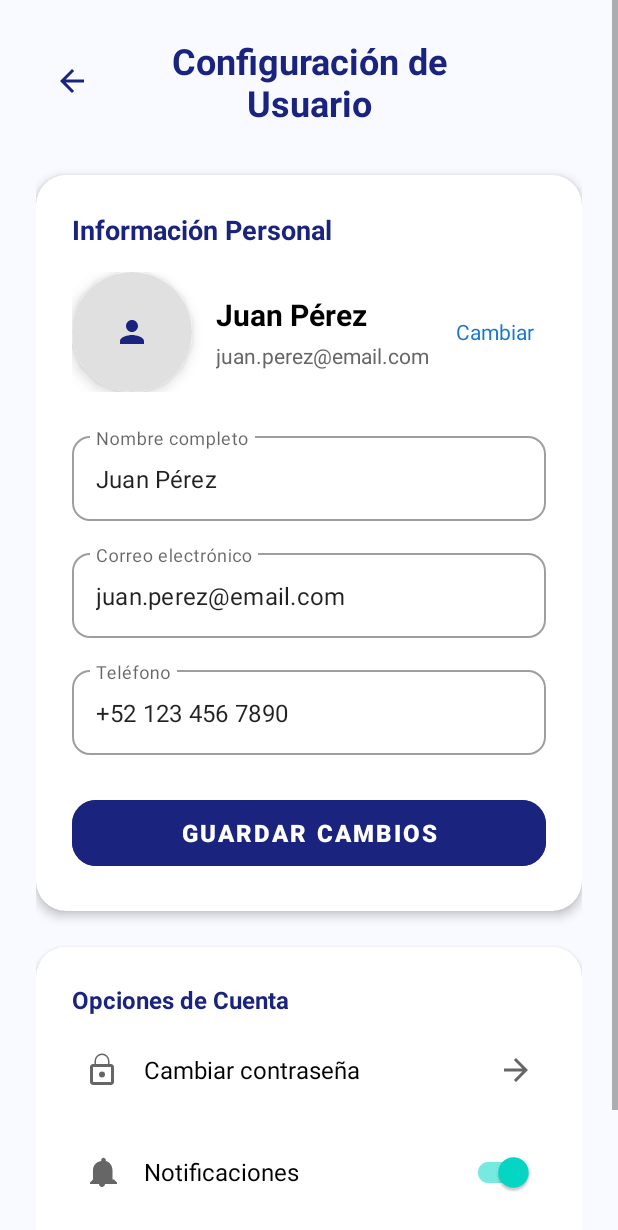
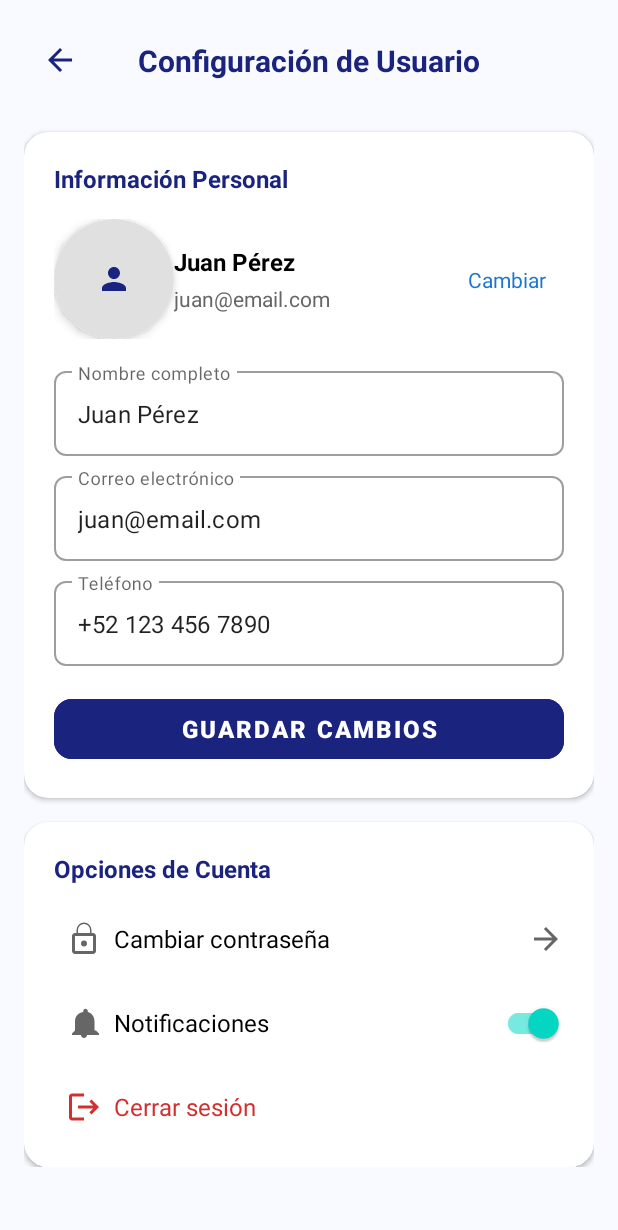
Before and after one commit to UP220425/plakass, an Android app built with Jetpack Compose: the UserSettingsFragment screen opened through its navigation route, on a phone screen of 412 x 824 dp. Shown: the top 1230 px of the screen. Run offline under Robolectric (Android 15) with nearby library versions, the phone set to English and light mode, and no system bars.

Commit message:
Profile terminado

```diff
--- a/app/src/main/java/PlateRecognitionApp/plakass/ui/profile/UserSettingsFragment.kt
+++ b/app/src/main/java/PlateRecognitionApp/plakass/ui/profile/UserSettingsFragment.kt
@@ -37,10 +37,10 @@ class UserSettingsFragment : Fragment() {
         }
 
         // Cambiar foto de perfil
-        binding.tvChangePhoto.setOnClickListener {
+        //binding.tvChangePhoto.setOnClickListener {
             // Aquí puedes implementar la lógica para cambiar la foto
-            showMessage("Funcionalidad para cambiar foto en desarrollo")
-        }
+            //showMessage("Funcionalidad para cambiar foto en desarrollo")
+        //}
 
         // Guardar cambios del perfil
         binding.btnSaveProfile.setOnClickListener {
@@ -62,9 +62,9 @@ class UserSettingsFragment : Fragment() {
         // Aquí cargarías los datos reales del usuario
         // Por ahora usamos datos de ejemplo
         binding.tvUserName.text = "Juan Pérez"
-        binding.tvUserEmail.text = "juan.perez@email.com"
+        binding.tvUserEmail.text = "juan@email.com"
         binding.etFullName.setText("Juan Pérez")
-        binding.etEmail.setText("juan.perez@email.com")
+        binding.etEmail.setText("juan@email.com")
         binding.etPhone.setText("+52 123 456 7890")
     }
 
--- a/app/src/main/res/layout/fragment_home.xml
+++ b/app/src/main/res/layout/fragment_home.xml
@@ -238,7 +238,7 @@
                         android:layout_width="wrap_content"
                         android:layout_height="wrap_content"
                         android:text="Ingresar al estacionamiento"
-                        android:textSize="12sp"
+                        android:textSize="10sp"
                         android:textColor="#666666"
                         android:layout_marginTop="4dp" />
 
--- a/app/src/main/res/layout/fragment_user_settings.xml
+++ b/app/src/main/res/layout/fragment_user_settings.xml
@@ -12,79 +12,90 @@
         android:layout_width="match_parent"
         android:layout_height="wrap_content"
         android:orientation="vertical"
-        android:padding="24dp">
+        android:padding="@dimen/screen_padding">
 
-        <!-- HEADER -->
-        <LinearLayout
+        <!-- HEADER RESPONSIVE -->
+        <androidx.constraintlayout.widget.ConstraintLayout
             android:layout_width="match_parent"
             android:layout_height="wrap_content"
-            android:orientation="horizontal"
-            android:gravity="center_vertical"
-            android:layout_marginBottom="32dp">
+            android:layout_marginBottom="@dimen/large_margin">
 
             <ImageView
                 android:id="@+id/ivBack"
-                android:layout_width="48dp"
-                android:layout_height="48dp"
+                android:layout_width="@dimen/icon_size_large"
+                android:layout_height="@dimen/icon_size_large"
                 android:src="@drawable/ic_arrow_back"
                 android:tint="#1A237E"
                 android:background="?attr/selectableItemBackgroundBorderless"
                 android:clickable="true"
                 android:focusable="true"
-                android:padding="12dp" />
+                android:padding="@dimen/icon_padding"
+                app:layout_constraintStart_toStartOf="parent"
+                app:layout_constraintTop_toTopOf="parent"
+                app:layout_constraintBottom_toBottomOf="parent" />
 
             <TextView
+                android:id="@+id/tvTitle"
                 android:layout_width="0dp"
                 android:layout_height="wrap_content"
-                android:layout_weight="1"
                 android:text="Configuración de Usuario"
-                android:textSize="24sp"
+                android:textSize="@dimen/text_large"
                 android:textStyle="bold"
                 android:textColor="#1A237E"
-                android:gravity="center" />
+                android:gravity="center"
+                app:layout_constraintStart_toEndOf="@id/ivBack"
+                app:layout_constraintEnd_toStartOf="@+id/guideline_end"
+                app:layout_constraintTop_toTopOf="parent"
+                app:layout_constraintBottom_toBottomOf="parent" />
 
-            <View
-                android:layout_width="48dp"
-                android:layout_height="48dp" />
+            <androidx.constraintlayout.widget.Guideline
+                android:id="@+id/guideline_end"
+                android:layout_width="wrap_content"
+                android:layout_height="wrap_content"
+                android:orientation="vertical"
+                app:layout_constraintGuide_begin="331dp" />
 
-        </LinearLayout>
+        </androidx.constraintlayout.widget.ConstraintLayout>
 
-        <!-- TARJETA DE PERFIL -->
+        <!-- TARJETA DE PERFIL RESPONSIVE -->
         <com.google.android.material.card.MaterialCardView
             android:layout_width="match_parent"
             android:layout_height="wrap_content"
-            android:layout_marginBottom="24dp"
-            app:cardCornerRadius="20dp"
-            app:cardElevation="4dp">
+            android:layout_marginBottom="@dimen/medium_margin"
+            app:cardCornerRadius="@dimen/card_corner_radius"
+            app:cardElevation="@dimen/card_elevation">
 
             <LinearLayout
                 android:layout_width="match_parent"
                 android:layout_height="wrap_content"
                 android:orientation="vertical"
-                android:padding="24dp">
+                android:padding="@dimen/card_padding">
 
                 <TextView
                     android:layout_width="wrap_content"
                     android:layout_height="wrap_content"
                     android:text="Información Personal"
-                    android:textSize="18sp"
+                    android:textSize="@dimen/text_medium"
                     android:textStyle="bold"
                     android:textColor="#1A237E"
-                    android:layout_marginBottom="16dp" />
+                    android:layout_marginBottom="@dimen/medium_margin" />
 
-                <!-- FOTO DE PERFIL -->
-                <LinearLayout
+                <!-- SECCIÓN DE PERFIL RESPONSIVE -->
+                <androidx.constraintlayout.widget.ConstraintLayout
                     android:layout_width="match_parent"
                     android:layout_height="wrap_content"
-                    android:orientation="horizontal"
-                    android:gravity="center_vertical"
-                    android:layout_marginBottom="24dp">
+                    android:layout_marginBottom="@dimen/medium_margin">
 
+                    <!-- Avatar -->
                     <com.google.android.material.card.MaterialCardView
-                        android:layout_width="80dp"
-                        android:layout_height="80dp"
-                        app:cardCornerRadius="40dp"
-                        app:cardElevation="6dp">
+                        android:id="@+id/cardAvatar"
+                        android:layout_width="@dimen/avatar_size"
+                        android:layout_height="@dimen/avatar_size"
+                        app:cardCornerRadius="@dimen/avatar_corner_radius"
+                        app:cardElevation="@dimen/avatar_elevation"
+                        app:layout_constraintStart_toStartOf="parent"
+                        app:layout_constraintTop_toTopOf="parent"
+                        app:layout_constraintBottom_toBottomOf="parent">
 
                         <ImageView
                             android:id="@+id/ivProfilePicture"
@@ -92,71 +103,87 @@
                             android:layout_height="match_parent"
                             android:src="@drawable/ic_person"
                             android:scaleType="centerInside"
-                            android:padding="20dp"
+                            android:padding="@dimen/avatar_padding"
                             android:tint="#1A237E"
                             android:background="@drawable/circle_bg" />
 
                     </com.google.android.material.card.MaterialCardView>
 
+                    <!-- Información del usuario -->
                     <LinearLayout
+                        android:id="@+id/layoutUserInfo"
                         android:layout_width="0dp"
                         android:layout_height="wrap_content"
-                        android:layout_weight="1"
                         android:orientation="vertical"
-                        android:paddingStart="16dp">
+                        android:paddingEnd="@dimen/small_margin"
+                        app:layout_constraintStart_toEndOf="@id/cardAvatar"
+                        app:layout_constraintEnd_toStartOf="@+id/btnChangePhoto"
+                        app:layout_constraintTop_toTopOf="parent"
+                        app:layout_constraintBottom_toBottomOf="parent">
 
                         <TextView
                             android:id="@+id/tvUserName"
-                            android:layout_width="wrap_content"
+                            android:layout_width="match_parent"
                             android:layout_height="wrap_content"
-                            android:text="Usuario"
-                            android:textSize="20sp"
+                            android:text="Juan Pérez"
+                            android:textSize="@dimen/text_medium"
                             android:textStyle="bold"
-                            android:textColor="#000000" />
+                            android:textColor="#000000"
+                            android:ellipsize="end"
+                            android:maxLines="1" />
 
                         <TextView
                             android:id="@+id/tvUserEmail"
-                            android:layout_width="wrap_content"
+                            android:layout_width="match_parent"
                             android:layout_height="wrap_content"
-                            android:text="usuario@ejemplo.com"
-                            android:textSize="14sp"
+                            android:text="juan.perez@email.com"
+                            android:textSize="@dimen/text_small"
                             android:textColor="#666666"
-                            android:layout_marginTop="4dp" />
+                            android:layout_marginTop="@dimen/tiny_margin"
+                            android:ellipsize="end"
+                            android:maxLines="2"
+                            android:lineSpacingExtra="2dp" />
 
                     </LinearLayout>
 
+                    <!-- Botón Cambiar -->
                     <TextView
-                        android:id="@+id/tvChangePhoto"
+                        android:id="@+id/btnChangePhoto"
                         android:layout_width="wrap_content"
                         android:layout_height="wrap_content"
                         android:text="Cambiar"
-                        android:textSize="14sp"
+                        android:textSize="@dimen/text_small"
                         android:textColor="#1976D2"
                         android:background="?attr/selectableItemBackground"
                         android:clickable="true"
                         android:focusable="true"
-                        android:padding="8dp" />
+                        android:paddingVertical="@dimen/button_padding_vertical"
+                        android:paddingHorizontal="@dimen/button_padding_horizontal"
+                        app:layout_constraintEnd_toEndOf="parent"
+                        app:layout_constraintTop_toTopOf="parent"
+                        app:layout_constraintBottom_toBottomOf="parent" />
 
-                </LinearLayout>
+                </androidx.constraintlayout.widget.ConstraintLayout>
 
-                <!-- FORMULARIO -->
+                <!-- FORMULARIO RESPONSIVE -->
                 <com.google.android.material.textfield.TextInputLayout
                     style="@style/Widget.MaterialComponents.TextInputLayout.OutlinedBox"
                     android:layout_width="match_parent"
                     android:layout_height="wrap_content"
-                    android:layout_marginBottom="16dp"
+                    android:layout_marginBottom="@dimen/small_margin"
                     android:hint="Nombre completo"
-                    app:boxCornerRadiusTopStart="12dp"
-                    app:boxCornerRadiusTopEnd="12dp"
-                    app:boxCornerRadiusBottomStart="12dp"
-                    app:boxCornerRadiusBottomEnd="12dp">
+                    app:boxCornerRadiusTopStart="@dimen/input_corner_radius"
+                    app:boxCornerRadiusTopEnd="@dimen/input_corner_radius"
+                    app:boxCornerRadiusBottomStart="@dimen/input_corner_radius"
+                    app:boxCornerRadiusBottomEnd="@dimen/input_corner_radius">
 
                     <com.google.android.material.textfield.TextInputEditText
                         android:id="@+id/etFullName"
                         android:layout_width="match_parent"
                         android:layout_height="wrap_content"
                         android:inputType="textPersonName"
-                        android:singleLine="true" />
+                        android:singleLine="true"
+                        android:text="Juan Pérez" />
 
                 </com.google.android.material.textfield.TextInputLayout>
 
@@ -164,19 +191,20 @@
                     style="@style/Widget.MaterialComponents.TextInputLayout.OutlinedBox"
                     android:layout_width="match_parent"
                     android:layout_height="wrap_content"
-                    android:layout_marginBottom="16dp"
+                    android:layout_marginBottom="@dimen/small_margin"
                     android:hint="Correo electrónico"
-                    app:boxCornerRadiusTopStart="12dp"
-                    app:boxCornerRadiusTopEnd="12dp"
-                    app:boxCornerRadiusBottomStart="12dp"
-                    app:boxCornerRadiusBottomEnd="12dp">
+                    app:boxCornerRadiusTopStart="@dimen/input_corner_radius"
+                    app:boxCornerRadiusTopEnd="@dimen/input_corner_radius"
+                    app:boxCornerRadiusBottomStart="@dimen/input_corner_radius"
+                    app:boxCornerRadiusBottomEnd="@dimen/input_corner_radius">
 
                     <com.google.android.material.textfield.TextInputEditText
                         android:id="@+id/etEmail"
                         android:layout_width="match_parent"
                         android:layout_height="wrap_content"
                         android:inputType="textEmailAddress"
-                        android:singleLine="true" />
+                        android:singleLine="true"
+                        android:text="juan.perez@email.com" />
 
                 </com.google.android.material.textfield.TextInputLayout>
 
@@ -184,90 +212,92 @@
                     style="@style/Widget.MaterialComponents.TextInputLayout.OutlinedBox"
                     android:layout_width="match_parent"
                     android:layout_height="wrap_content"
-                    android:layout_marginBottom="24dp"
+                    android:layout_marginBottom="@dimen/medium_margin"
                     android:hint="Teléfono"
-                    app:boxCornerRadiusTopStart="12dp"
-                    app:boxCornerRadiusTopEnd="12dp"
-                    app:boxCornerRadiusBottomStart="12dp"
-                    app:boxCornerRadiusBottomEnd="12dp">
+                    app:boxCornerRadiusTopStart="@dimen/input_corner_radius"
+                    app:boxCornerRadiusTopEnd="@dimen/input_corner_radius"
+                    app:boxCornerRadiusBottomStart="@dimen/input_corner_radius"
+                    app:boxCornerRadiusBottomEnd="@dimen/input_corner_radius">
 
                     <com.google.android.material.textfield.TextInputEditText
                         android:id="@+id/etPhone"
                         android:layout_width="match_parent"
                         android:layout_height="wrap_content"
                         android:inputType="phone"
-                        android:singleLine="true" />
+                        android:singleLine="true"
+                        android:text="+52 123 456 7890" />
 
                 </com.google.android.material.textfield.TextInputLayout>
 
                 <Button
                     android:id="@+id/btnSaveProfile"
                     android:layout_width="match_parent"
-                    android:layout_height="56dp"
+                    android:layout_height="@dimen/button_height"
                     android:text="Guardar Cambios"
-                    android:textSize="16sp"
+                    android:textSize="@dimen/text_medium"
                     android:textStyle="bold"
                     android:backgroundTint="#1A237E"
                     android:textColor="#FFFFFF"
                     android:stateListAnimator="@null"
-                    app:cornerRadius="16dp" />
+                    app:cornerRadius="@dimen/button_corner_radius" />
 
             </LinearLayout>
 
         </com.google.android.material.card.MaterialCardView>
 
-        <!-- OPCIONES DE CUENTA -->
+        <!-- OPCIONES DE CUENTA RESPONSIVE -->
         <com.google.android.material.card.MaterialCardView
             android:layout_width="match_parent"
             android:layout_height="wrap_content"
-            app:cardCornerRadius="20dp"
-            app:cardElevation="4dp">
+            app:cardCornerRadius="@dimen/card_corner_radius"
+            app:cardElevation="@dimen/card_elevation">
 
             <LinearLayout
                 android:layout_width="match_parent"
                 android:layout_height="wrap_content"
                 android:orientation="vertical"
-                android:padding="16dp">
+                android:padding="@dimen/card_inner_padding">
 
                 <TextView
                     android:layout_width="wrap_content"
                     android:layout_height="wrap_content"
                     android:text="Opciones de Cuenta"
-                    android:textSize="16sp"
+                    android:textSize="@dimen/text_medium"
                     android:textStyle="bold"
                     android:textColor="#1A237E"
-                    android:layout_margin="8dp" />
+                    android:layout_margin="@dimen/small_margin" />
 
                 <!-- CAMBIAR CONTRASEÑA -->
                 <LinearLayout
                     android:id="@+id/optionChangePassword"
                     android:layout_width="match_parent"
-                    android:layout_height="wrap_content"
+                    android:layout_height="@dimen/list_item_height"
                     android:orientation="horizontal"
                     android:gravity="center_vertical"
-                    android:padding="16dp"
+                    android:paddingStart="@dimen/medium_margin"
+                    android:paddingEnd="@dimen/small_margin"
                     android:background="?attr/selectableItemBackground"
                     android:clickable="true"
                     android:focusable="true">
 
                     <ImageView
-                        android:layout_width="24dp"
-                        android:layout_height="24dp"
+                        android:layout_width="@dimen/icon_size"
+                        android:layout_height="@dimen/icon_size"
                         android:src="@drawable/ic_lock"
                         android:tint="#666666"
-                        android:layout_marginEnd="16dp" />
+                        android:layout_marginEnd="@dimen/small_margin" />
 
                     <TextView
                         android:layout_width="0dp"
                         android:layout_height="wrap_content"
                         android:layout_weight="1"
                         android:text="Cambiar contraseña"
-                        android:textSize="16sp"
+                        android:textSize="@dimen/text_medium"
                         android:textColor="#000000" />
 
                     <ImageView
-                        android:layout_width="24dp"
-                        android:layout_height="24dp"
+                        android:layout_width="@dimen/icon_size"
+                        android:layout_height="@dimen/icon_size"
                         android:src="@drawable/ic_arrow_forward"
                         android:tint="#666666" />
 
@@ -277,27 +307,28 @@
                 <LinearLayout
                     android:id="@+id/optionNotifications"
                     android:layout_width="match_parent"
-                    android:layout_height="wrap_content"
+                    android:layout_height="@dimen/list_item_height"
                     android:orientation="horizontal"
                     android:gravity="center_vertical"
-                    android:padding="16dp"
+                    android:paddingStart="@dimen/medium_margin"
+                    android:paddingEnd="@dimen/small_margin"
                     android:background="?attr/selectableItemBackground"
                     android:clickable="true"
                     android:focusable="true">
 
                     <ImageView
-                        android:layout_width="24dp"
-                        android:layout_height="24dp"
+                        android:layout_width="@dimen/icon_size"
+                        android:layout_height="@dimen/icon_size"
                         android:src="@drawable/ic_notifications"
                         android:tint="#666666"
-                        android:layout_marginEnd="16dp" />
+                        android:layout_marginEnd="@dimen/small_margin" />
 
                     <TextView
                         android:layout_width="0dp"
                         android:layout_height="wrap_content"
                         android:layout_weight="1"
                         android:text="Notificaciones"
-                        android:textSize="16sp"
+                        android:textSize="@dimen/text_medium"
                         android:textColor="#000000" />
 
                     <com.google.android.material.switchmaterial.SwitchMaterial
@@ -312,27 +343,28 @@
                 <LinearLayout
                     android:id="@+id/optionLogout"
                     android:layout_width="match_parent"
-                    android:layout_height="wrap_content"
+                    android:layout_height="@dimen/list_item_height"
                     android:orientation="horizontal"
                     android:gravity="center_vertical"
-                    android:padding="16dp"
+                    android:paddingStart="@dimen/medium_margin"
+                    android:paddingEnd="@dimen/small_margin"
                     android:background="?attr/selectableItemBackground"
                     android:clickable="true"
                     android:focusable="true">
 
                     <ImageView
-                        android:layout_width="24dp"
-                        android:layout_height="24dp"
+                        android:layout_width="@dimen/icon_size"
+                        android:layout_height="@dimen/icon_size"
                         android:src="@drawable/ic_logout"
                         android:tint="#D32F2F"
-                        android:layout_marginEnd="16dp" />
+                        android:layout_marginEnd="@dimen/small_margin" />
 
                     <TextView
                         android:layout_width="0dp"
                         android:layout_height="wrap_content"
                         android:layout_weight="1"
                         android:text="Cerrar sesión"
-                        android:textSize="16sp"
+                        android:textSize="@dimen/text_medium"
                         android:textColor="#D32F2F" />
 
                 </LinearLayout>
--- /dev/null
+++ b/app/src/main/res/values-sw600dp/dimens.xml
@@ -0,0 +1,9 @@
+<?xml version="1.0" encoding="utf-8"?>
+<resources>
+    <!-- Larger dimensions for tablets -->
+    <dimen name="screen_padding">24dp</dimen>
+    <dimen name="avatar_size">100dp</dimen>
+    <dimen name="avatar_corner_radius">50dp</dimen>
+    <dimen name="text_large">22sp</dimen>
+    <dimen name="card_padding">24dp</dimen>
+</resources>
--- /dev/null
+++ b/app/src/main/res/values/dimens.xml
@@ -0,0 +1,45 @@
+<?xml version="1.0" encoding="utf-8"?>
+<resources>
+    <!-- Screen padding -->
+    <dimen name="screen_padding">16dp</dimen>
+
+    <!-- Margins -->
+    <dimen name="tiny_margin">4dp</dimen>
+    <dimen name="small_margin">8dp</dimen>
+    <dimen name="medium_margin">16dp</dimen>
+    <dimen name="large_margin">24dp</dimen>
+
+    <!-- Text sizes -->
+    <dimen name="text_small">14sp</dimen>
+    <dimen name="text_medium">16sp</dimen>
+    <dimen name="text_large">20sp</dimen>
+
+    <!-- Icon sizes -->
+    <dimen name="icon_size">24dp</dimen>
+    <dimen name="icon_size_large">48dp</dimen>
+    <dimen name="icon_padding">12dp</dimen>
+
+    <!-- Avatar dimensions -->
+    <dimen name="avatar_size">80dp</dimen>
+    <dimen name="avatar_corner_radius">40dp</dimen>
+    <dimen name="avatar_elevation">4dp</dimen>
+    <dimen name="avatar_padding">20dp</dimen>
+
+    <!-- Card dimensions -->
+    <dimen name="card_padding">20dp</dimen>
+    <dimen name="card_inner_padding">12dp</dimen>
+    <dimen name="card_corner_radius">16dp</dimen>
+    <dimen name="card_elevation">2dp</dimen>
+
+    <!-- Button dimensions -->
+    <dimen name="button_height">52dp</dimen>
+    <dimen name="button_corner_radius">12dp</dimen>
+    <dimen name="button_padding_vertical">8dp</dimen>
+    <dimen name="button_padding_horizontal">12dp</dimen>
+
+    <!-- Input dimensions -->
+    <dimen name="input_corner_radius">8dp</dimen>
+
+    <!-- List dimensions -->
+    <dimen name="list_item_height">56dp</dimen>
+</resources>
```
